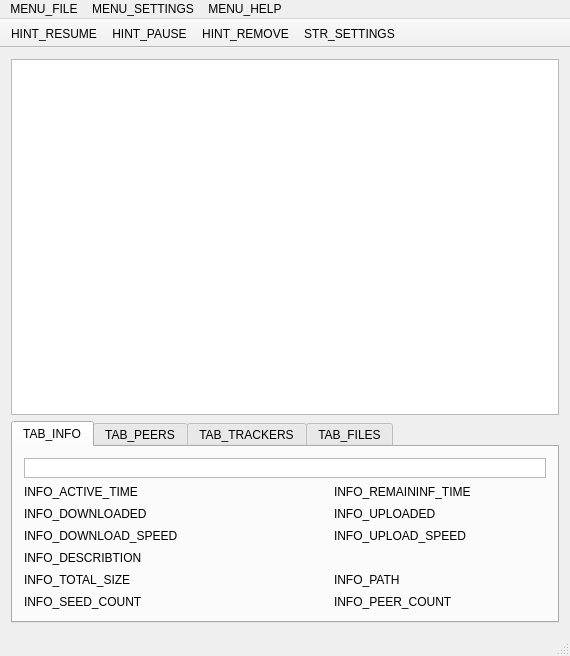
First picture: the form in CuteTorrent/LTorrent/CuteTorrent.ui, repository SuperNerd-James/cutetorrent, before the edit.
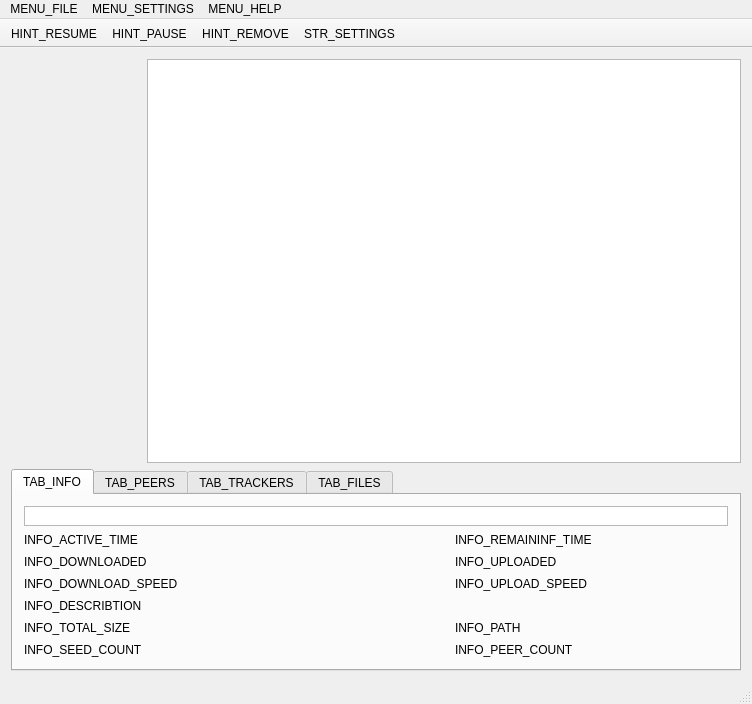
Second picture: the form after the edit. The open tabs and pages were chosen to show the change. Icons and pictures are not drawn.

Commit message: Refactroing and Filtering torrents by activities and groups

Patch:
```diff
--- a/CuteTorrent/LTorrent/CuteTorrent.ui
+++ b/CuteTorrent/LTorrent/CuteTorrent.ui
@@ -6,8 +6,8 @@
    <rect>
     <x>0</x>
     <y>0</y>
-    <width>566</width>
-    <height>656</height>
+    <width>752</width>
+    <height>704</height>
    </rect>
   </property>
   <property name="sizePolicy">
@@ -46,26 +46,10 @@
     <string notr="true">padding:0px;</string>
    </property>
    <layout class="QGridLayout" name="gridLayout_3">
-    <property name="sizeConstraint">
-     <enum>QLayout::SetDefaultConstraint</enum>
-    </property>
-    <item row="1" column="0">
-     <widget class="QListView" name="listView">
-      <property name="minimumSize">
-       <size>
-        <width>548</width>
-        <height>0</height>
-       </size>
-      </property>
-      <property name="autoFillBackground">
-       <bool>true</bool>
-      </property>
-     </widget>
-    </item>
-    <item row="2" column="0">
+    <item row="2" column="0" colspan="2">
      <widget class="QTabWidget" name="tabWidget">
       <property name="sizePolicy">
-       <sizepolicy hsizetype="Expanding" vsizetype="Fixed">
+       <sizepolicy hsizetype="Expanding" vsizetype="Minimum">
         <horstretch>0</horstretch>
         <verstretch>0</verstretch>
        </sizepolicy>
@@ -416,6 +400,118 @@
       </widget>
      </widget>
     </item>
+    <item row="0" column="0">
+     <widget class="QTreeWidget" name="groupTreeWidget">
+      <property name="maximumSize">
+       <size>
+        <width>130</width>
+        <height>16777215</height>
+       </size>
+      </property>
+      <property name="styleSheet">
+       <string notr="true">
+QTreeView {
+ border: none;
+	background-color: transparent;
+     alternate-background-color: yellow;
+ }
+  QTreeView {
+     show-decoration-selected: 1;
+ }
+
+ QTreeView::item {
+      border: 1px solid #d9d9d9;
+     border-top-color: transparent;
+     border-bottom-color: transparent;
+ }
+
+ QTreeView::item:hover {
+     background: qlineargradient(x1: 0, y1: 0, x2: 0, y2: 1, stop: 0 #e7effd, stop: 1 #cbdaf1);
+     border: 1px solid #bfcde4;
+ }
+
+ QTreeView::item:selected {
+     border: 1px solid #567dbc;
+ }
+
+ QTreeView::item:selected:active{
+     background: qlineargradient(x1: 0, y1: 0, x2: 0, y2: 1, stop: 0 #6ea1f1, stop: 1 #567dbc);
+ }
+
+ QTreeView::item:selected:!active {
+     background: qlineargradient(x1: 0, y1: 0, x2: 0, y2: 1, stop: 0 #6b9be8, stop: 1 #577fbf);
+ }
+ 
+  QTreeView::branch {
+      
+ }
+
+
+ QTreeView::branch:has-siblings:!adjoins-item {
+     border-image: url(:treeview/vline.png) 0;
+ }
+
+ QTreeView::branch:has-siblings:adjoins-item {
+     border-image: url(:treeview/branch-more.png) 0;
+ }
+
+ QTreeView::branch:!has-children:!has-siblings:adjoins-item {
+     border-image: url(:treeview/branch-end.png) 0;
+ }
+
+ QTreeView::branch:has-children:!has-siblings:closed,
+ QTreeView::branch:closed:has-children:has-siblings {
+         border-image: none;
+         image: url(:treeview/branch-closed.png);
+ }
+
+ QTreeView::branch:open:has-children:!has-siblings,
+ QTreeView::branch:open:has-children:has-siblings  {
+         border-image: none;
+         image: url(:treeview/branch-open.png);
+ }</string>
+      </property>
+      <property name="autoExpandDelay">
+       <number>0</number>
+      </property>
+      <property name="indentation">
+       <number>15</number>
+      </property>
+      <property name="animated">
+       <bool>true</bool>
+      </property>
+      <property name="wordWrap">
+       <bool>true</bool>
+      </property>
+      <property name="columnCount">
+       <number>1</number>
+      </property>
+      <attribute name="headerVisible">
+       <bool>false</bool>
+      </attribute>
+      <column>
+       <property name="text">
+        <string/>
+       </property>
+      </column>
+     </widget>
+    </item>
+    <item row="0" column="1" rowspan="2">
+     <widget class="QListView" name="listView">
+      <property name="minimumSize">
+       <size>
+        <width>548</width>
+        <height>0</height>
+       </size>
+      </property>
+      <property name="autoFillBackground">
+       <bool>true</bool>
+      </property>
+      <property name="styleSheet">
+       <string notr="true"/>
+      </property>
+     </widget>
+    </item>
    </layout>
   </widget>
   <widget class="QMenuBar" name="mainMenuBar">
@@ -426,7 +522,7 @@
     <rect>
      <x>0</x>
      <y>0</y>
-     <width>566</width>
+     <width>752</width>
      <height>21</height>
     </rect>
    </property>
```
Left out of the diff: 175 changed lines with no effect on the pictures. The commit also changes 31 other files.
